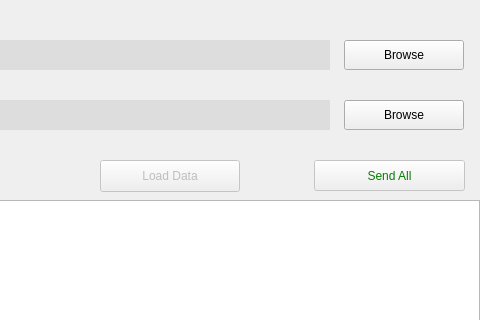
Above: gui/resource/main_stage.ui from nmhillusion/py-send-template-mail before the change; both pictures show x 520 to 1000 and y 0 to 320 of the 1000 by 783 pixel window. Below: the same form after it.
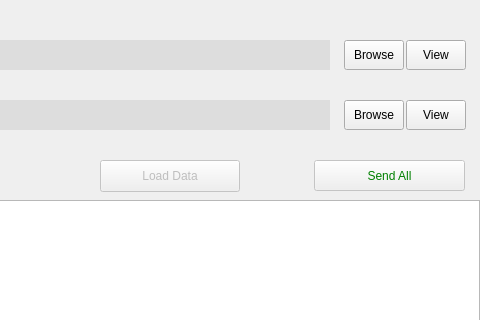
That is the form after the change.

Commit message: directly viewing data

Patch:
```diff
--- a/gui/resource/main_stage.ui
+++ b/gui/resource/main_stage.ui
@@ -128,7 +128,7 @@
      <rect>
       <x>864</x>
       <y>40</y>
-      <width>120</width>
+      <width>60</width>
       <height>30</height>
      </rect>
     </property>
@@ -136,6 +136,19 @@
      <string>Browse</string>
     </property>
    </widget>
+   <widget class="QPushButton" name="btnViewData">
+    <property name="geometry">
+     <rect>
+      <x>926</x>
+      <y>40</y>
+      <width>60</width>
+      <height>30</height>
+     </rect>
+    </property>
+    <property name="text">
+     <string>View</string>
+    </property>
+   </widget>
    <widget class="QListWidget" name="logList">
     <property name="geometry">
      <rect>
@@ -205,7 +218,7 @@
      <rect>
       <x>864</x>
       <y>100</y>
-      <width>120</width>
+      <width>60</width>
       <height>30</height>
      </rect>
     </property>
@@ -213,6 +226,19 @@
      <string>Browse</string>
     </property>
    </widget>
+   <widget class="QPushButton" name="btnViewTemplate">
+    <property name="geometry">
+     <rect>
+      <x>926</x>
+      <y>100</y>
+      <width>60</width>
+      <height>30</height>
+     </rect>
+    </property>
+    <property name="text">
+     <string>View</string>
+    </property>
+   </widget>
    <widget class="QLabel" name="labelExcelFilePath">
     <property name="geometry">
      <rect>
```
The commit also changes 5 other files.
